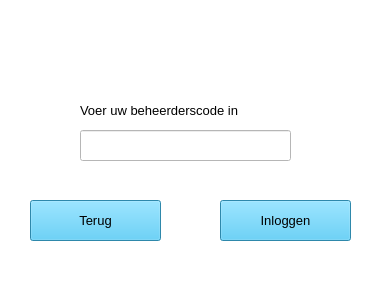
Before: the Qt Designer form 2InlogBeheerder.ui in Alwin1234567/AR-project, drawn with Qt 5.
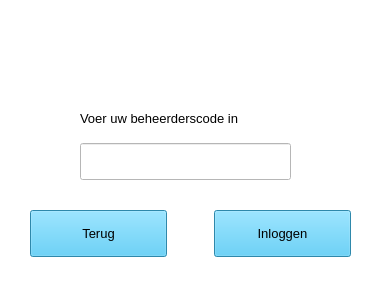
After: the same form once the commit is applied. Icons and pictures are not drawn.

Patch:
```diff
--- a/2InlogBeheerder.ui
+++ b/2InlogBeheerder.ui
@@ -10,6 +10,12 @@
     <height>297</height>
    </rect>
   </property>
+  <property name="sizePolicy">
+   <sizepolicy hsizetype="Expanding" vsizetype="Expanding">
+    <horstretch>0</horstretch>
+    <verstretch>0</verstretch>
+   </sizepolicy>
+  </property>
   <property name="windowTitle">
    <string>MainWindow</string>
   </property>
@@ -17,96 +23,229 @@
    <string notr="true">background-color: rgb(255, 255, 255);</string>
   </property>
   <widget class="QWidget" name="centralwidget">
-   <widget class="QPushButton" name="btnTerug">
+   <widget class="QLabel" name="lblFoutmeldingInlog">
     <property name="geometry">
      <rect>
-      <x>30</x>
-      <y>200</y>
-      <width>131</width>
-      <height>41</height>
+      <x>10</x>
+      <y>180</y>
+      <width>361</width>
+      <height>21</height>
      </rect>
     </property>
-    <property name="font">
-     <font>
-      <pointsize>10</pointsize>
-     </font>
+    <property name="sizePolicy">
+     <sizepolicy hsizetype="Expanding" vsizetype="Expanding">
+      <horstretch>0</horstretch>
+      <verstretch>0</verstretch>
+     </sizepolicy>
     </property>
-    <property name="styleSheet">
-     <string notr="true">background-color: rgb(64, 191, 240);
-
-</string>
-    </property>
-    <property name="text">
-     <string>Terug</string>
-    </property>
-   </widget>
-   <widget class="QPushButton" name="btnInloggen">
-    <property name="geometry">
-     <rect>
-      <x>220</x>
-      <y>200</y>
-      <width>131</width>
-      <height>41</height>
-     </rect>
-    </property>
     <property name="font">
      <font>
       <pointsize>10</pointsize>
      </font>
     </property>
     <property name="styleSheet">
-     <string notr="true">background-color: rgb(64, 191, 240);
-
-</string>
-    </property>
-    <property name="text">
-     <string>Inloggen</string>
-    </property>
-   </widget>
-   <widget class="QLineEdit" name="txtBeheerderscode">
-    <property name="geometry">
-     <rect>
-      <x>80</x>
-      <y>130</y>
-      <width>211</width>
-      <height>31</height>
-     </rect>
-    </property>
-    <property name="font">
-     <font>
-      <pointsize>10</pointsize>
-     </font>
+     <string notr="true">color: rgb(255, 0, 4);</string>
     </property>
     <property name="text">
      <string/>
     </property>
-    <property name="echoMode">
-     <enum>QLineEdit::Password</enum>
+    <property name="alignment">
+     <set>Qt::AlignCenter</set>
     </property>
    </widget>
-   <widget class="QLabel" name="label_2">
+   <widget class="QWidget" name="gridWidget" native="true">
     <property name="geometry">
      <rect>
       <x>80</x>
       <y>100</y>
-      <width>201</width>
-      <height>21</height>
+      <width>211</width>
+      <height>80</height>
      </rect>
     </property>
-    <property name="font">
-     <font>
-      <pointsize>10</pointsize>
-     </font>
+    <property name="sizePolicy">
+     <sizepolicy hsizetype="Expanding" vsizetype="Expanding">
+      <horstretch>0</horstretch>
+      <verstretch>0</verstretch>
+     </sizepolicy>
     </property>
-    <property name="text">
-     <string>Voer uw beheerderscode in</string>
+    <layout class="QGridLayout" name="gridLayout">
+     <property name="leftMargin">
+      <number>0</number>
+     </property>
+     <property name="topMargin">
+      <number>0</number>
+     </property>
+     <property name="rightMargin">
+      <number>0</number>
+     </property>
+     <property name="bottomMargin">
+      <number>0</number>
+     </property>
+     <item row="0" column="0">
+      <layout class="QGridLayout" name="gridLayout_2">
+       <item row="0" column="0">
+        <widget class="QLabel" name="label_2">
+         <property name="sizePolicy">
+          <sizepolicy hsizetype="Expanding" vsizetype="Expanding">
+           <horstretch>0</horstretch>
+           <verstretch>0</verstretch>
+          </sizepolicy>
+         </property>
+         <property name="font">
+          <font>
+           <pointsize>10</pointsize>
+          </font>
+         </property>
+         <property name="text">
+          <string>Voer uw beheerderscode in</string>
+         </property>
+        </widget>
+       </item>
+       <item row="1" column="0">
+        <widget class="QLineEdit" name="txtBeheerderscode">
+         <property name="sizePolicy">
+          <sizepolicy hsizetype="Expanding" vsizetype="Expanding">
+           <horstretch>0</horstretch>
+           <verstretch>0</verstretch>
+          </sizepolicy>
+         </property>
+         <property name="font">
+          <font>
+           <pointsize>10</pointsize>
+          </font>
+         </property>
+         <property name="text">
+          <string/>
+         </property>
+         <property name="echoMode">
+          <enum>QLineEdit::Password</enum>
+         </property>
+        </widget>
+       </item>
+      </layout>
+     </item>
+    </layout>
+   </widget>
+   <widget class="QWidget" name="gridWidget_2" native="true">
+    <property name="geometry">
+     <rect>
+      <x>30</x>
+      <y>210</y>
+      <width>321</width>
+      <height>47</height>
+     </rect>
     </property>
+    <property name="sizePolicy">
+     <sizepolicy hsizetype="Expanding" vsizetype="Expanding">
+      <horstretch>0</horstretch>
+      <verstretch>0</verstretch>
+     </sizepolicy>
+    </property>
+    <layout class="QGridLayout" name="gridLayout_3">
+     <property name="leftMargin">
+      <number>0</number>
+     </property>
+     <property name="topMargin">
+      <number>0</number>
+     </property>
+     <property name="rightMargin">
+      <number>0</number>
+     </property>
+     <property name="bottomMargin">
+      <number>0</number>
+     </property>
+     <item row="0" column="0">
+      <layout class="QGridLayout" name="gridLayout_4">
+       <property name="spacing">
+        <number>7</number>
+       </property>
+       <item row="0" column="0">
+        <layout class="QGridLayout" name="gridLayout_5">
+         <item row="0" column="0">
+          <widget class="QPushButton" name="btnTerug">
+           <property name="sizePolicy">
+            <sizepolicy hsizetype="Expanding" vsizetype="Preferred">
+             <horstretch>0</horstretch>
+             <verstretch>0</verstretch>
+            </sizepolicy>
+           </property>
+           <property name="minimumSize">
+            <size>
+             <width>0</width>
+             <height>41</height>
+            </size>
+           </property>
+           <property name="font">
+            <font>
+             <pointsize>10</pointsize>
+            </font>
+           </property>
+           <property name="styleSheet">
+            <string notr="true">background-color: rgb(64, 191, 240);
+
+</string>
+           </property>
+           <property name="text">
+            <string>Terug</string>
+           </property>
+          </widget>
+         </item>
+         <item row="0" column="1">
+          <spacer name="horizontalSpacer">
+           <property name="orientation">
+            <enum>Qt::Horizontal</enum>
+           </property>
+           <property name="sizeType">
+            <enum>QSizePolicy::Preferred</enum>
+           </property>
+           <property name="sizeHint" stdset="0">
+            <size>
+             <width>40</width>
+             <height>20</height>
+            </size>
+           </property>
+          </spacer>
+         </item>
+         <item row="0" column="2">
+          <widget class="QPushButton" name="btnInloggen">
+           <property name="sizePolicy">
+            <sizepolicy hsizetype="Expanding" vsizetype="Preferred">
+             <horstretch>0</horstretch>
+             <verstretch>0</verstretch>
+            </sizepolicy>
+           </property>
+           <property name="minimumSize">
+            <size>
+             <width>0</width>
+             <height>41</height>
+            </size>
+           </property>
+           <property name="font">
+            <font>
+             <pointsize>10</pointsize>
+            </font>
+           </property>
+           <property name="styleSheet">
+            <string notr="true">background-color: rgb(64, 191, 240);
+
+</string>
+           </property>
+           <property name="text">
+            <string>Inloggen</string>
+           </property>
+          </widget>
+         </item>
+        </layout>
+       </item>
+      </layout>
+     </item>
+    </layout>
    </widget>
    <widget class="QLabel" name="lbl_logo">
     <property name="geometry">
      <rect>
-      <x>170</x>
-      <y>0</y>
+      <x>160</x>
+      <y>10</y>
       <width>200</width>
       <height>44</height>
      </rect>
@@ -121,30 +260,6 @@
      <bool>true</bool>
     </property>
    </widget>
-   <widget class="QLabel" name="lblFoutmeldingInlog">
-    <property name="geometry">
-     <rect>
-      <x>10</x>
-      <y>170</y>
-      <width>361</width>
-      <height>21</height>
-     </rect>
-    </property>
-    <property name="font">
-     <font>
-      <pointsize>10</pointsize>
-     </font>
-    </property>
-    <property name="styleSheet">
-     <string notr="true">color: rgb(255, 0, 4);</string>
-    </property>
-    <property name="text">
-     <string/>
-    </property>
-    <property name="alignment">
-     <set>Qt::AlignCenter</set>
-    </property>
-   </widget>
   </widget>
   <widget class="QMenuBar" name="menubar">
    <property name="geometry">
```
Left out of the diff: 9 changed lines with no effect on the pictures.
